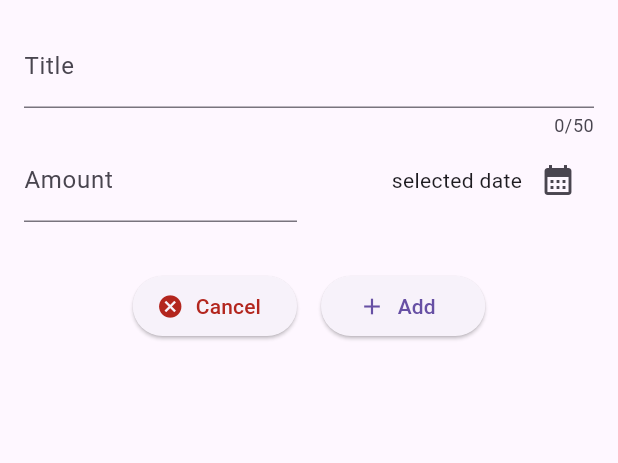
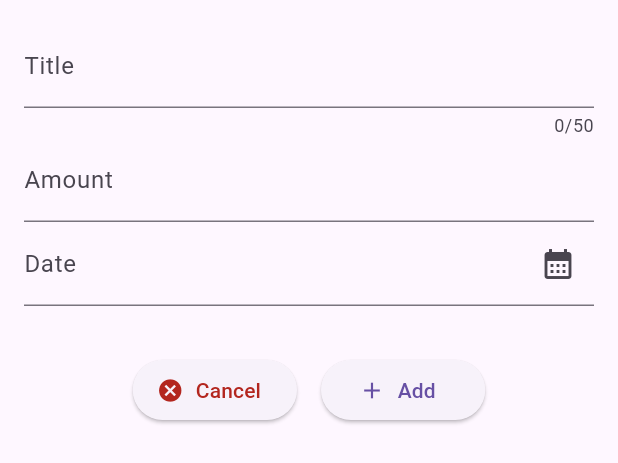
Before and after one commit to lcd11001/flutter-money-tracker, a Flutter app: the ModalAddTracker widget shown alone on an empty page, opened directly, on a phone screen of 412 x 824 dp. Shown: the top 463 px of the screen. Run offline on Flutter 3.47's test engine with Material 3 defaults, Android fonts, the light colour scheme and no system bars; generated files the repository leaves out were written again.

Commit message:
* CSS date picker

```diff
--- a/lib/components/modal/modal_add_tracker.dart
+++ b/lib/components/modal/modal_add_tracker.dart
@@ -63,10 +63,7 @@ class _ModalAddTrackerState extends State<ModalAddTracker> {
               // onChanged: _saveInputTitle,
               controller: _titleController,
             ),
-            Row(
-              children: [
-                Expanded(
-                  child: TextField(
+            TextField(
               decoration: InputDecoration(
                 labelText: loc.inputAmount,
                 prefixText: '${amountFormatter.currencySymbol} ',
@@ -77,26 +74,13 @@ class _ModalAddTrackerState extends State<ModalAddTracker> {
               ],
               controller: _amountController,
             ),
+            TextField(
+              decoration: InputDecoration(
+                labelText: loc.inputDate,
+                suffixIcon: const Icon(Icons.calendar_month),
               ),
-                const SizedBox(
-                  width: 16.0,
-                ),
-                Expanded(
-                  child: Row(
-                    crossAxisAlignment: CrossAxisAlignment.center,
-                    mainAxisAlignment: MainAxisAlignment.end,
-                    mainAxisSize: MainAxisSize.min,
-                    children: [
-                      const Text("selected date"),
-                      IconButton(
-                        icon: const Icon(Icons.calendar_month),
-                        alignment: Alignment.bottomCenter,
-                        onPressed: _showDatePicker,
-                      ),
-                    ],
-                  ),
-                ),
-              ],
+              readOnly: true,
+              onTap: _showDatePicker,
             ),
             const SizedBox(
               height: 32.0,
```
Lines whose indentation alone changed are shown as unchanged.
